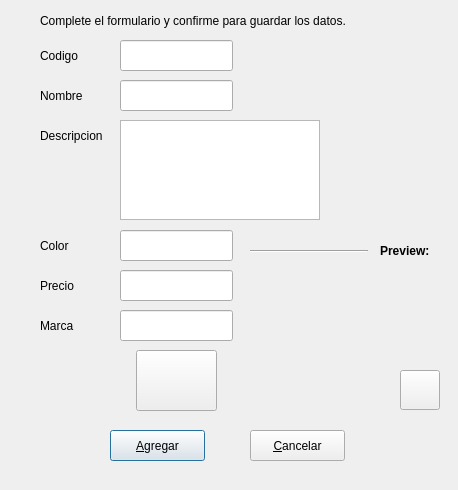
This is NuevoProducto.ui in ehuenuman/TareaI-INFO175 as Qt 5 draws it before an edit. The edited form follows.
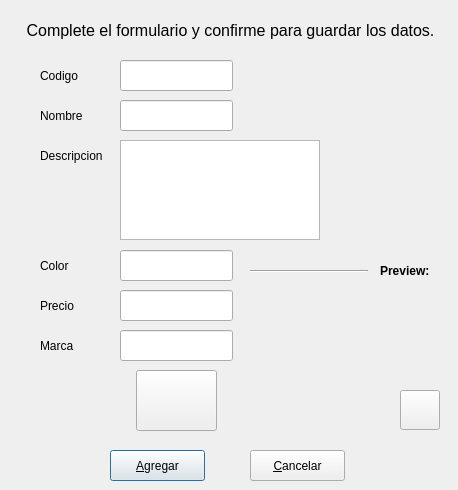
This is the edited form. Icons and pictures are not drawn.

Commit message: Mejorada la interfaz, ahora permite el seleccionar una imagen desde el computador

What changed in the file:
```diff
--- a/NuevoProducto.ui
+++ b/NuevoProducto.ui
@@ -17,7 +17,7 @@
    <property name="geometry">
     <rect>
      <x>110</x>
-     <y>430</y>
+     <y>450</y>
      <width>95</width>
      <height>31</height>
     </rect>
@@ -30,7 +30,7 @@
    <property name="geometry">
     <rect>
      <x>250</x>
-     <y>430</y>
+     <y>450</y>
      <width>95</width>
      <height>31</height>
     </rect>
@@ -43,7 +43,7 @@
    <property name="geometry">
     <rect>
      <x>40</x>
-     <y>40</y>
+     <y>60</y>
      <width>67</width>
      <height>31</height>
     </rect>
@@ -56,7 +56,7 @@
    <property name="geometry">
     <rect>
      <x>40</x>
-     <y>80</y>
+     <y>100</y>
      <width>67</width>
      <height>31</height>
     </rect>
@@ -69,7 +69,7 @@
    <property name="geometry">
     <rect>
      <x>40</x>
-     <y>120</y>
+     <y>140</y>
      <width>81</width>
      <height>31</height>
     </rect>
@@ -82,7 +82,7 @@
    <property name="geometry">
     <rect>
      <x>40</x>
-     <y>230</y>
+     <y>250</y>
      <width>67</width>
      <height>31</height>
     </rect>
@@ -95,7 +95,7 @@
    <property name="geometry">
     <rect>
      <x>40</x>
-     <y>270</y>
+     <y>290</y>
      <width>67</width>
      <height>31</height>
     </rect>
@@ -108,7 +108,7 @@
    <property name="geometry">
     <rect>
      <x>40</x>
-     <y>310</y>
+     <y>330</y>
      <width>67</width>
      <height>31</height>
     </rect>
@@ -121,7 +121,7 @@
    <property name="geometry">
     <rect>
      <x>120</x>
-     <y>40</y>
+     <y>60</y>
      <width>113</width>
      <height>31</height>
     </rect>
@@ -131,7 +131,7 @@
    <property name="geometry">
     <rect>
      <x>120</x>
-     <y>80</y>
+     <y>100</y>
      <width>113</width>
      <height>31</height>
     </rect>
@@ -141,7 +141,7 @@
    <property name="geometry">
     <rect>
      <x>120</x>
-     <y>230</y>
+     <y>250</y>
      <width>113</width>
      <height>31</height>
     </rect>
@@ -151,7 +151,7 @@
    <property name="geometry">
     <rect>
      <x>120</x>
-     <y>270</y>
+     <y>290</y>
      <width>113</width>
      <height>31</height>
     </rect>
@@ -161,7 +161,7 @@
    <property name="geometry">
     <rect>
      <x>120</x>
-     <y>310</y>
+     <y>330</y>
      <width>113</width>
      <height>31</height>
     </rect>
@@ -171,7 +171,7 @@
    <property name="geometry">
     <rect>
      <x>136</x>
-     <y>350</y>
+     <y>370</y>
      <width>81</width>
      <height>61</height>
     </rect>
@@ -197,7 +197,7 @@
    <property name="geometry">
     <rect>
      <x>250</x>
-     <y>260</y>
+     <y>280</y>
      <width>180</width>
      <height>150</height>
     </rect>
@@ -225,17 +225,23 @@
    <property name="geometry">
     <rect>
      <x>120</x>
-     <y>120</y>
+     <y>140</y>
      <width>200</width>
      <height>100</height>
     </rect>
    </property>
+   <property name="frameShape">
+    <enum>QFrame::StyledPanel</enum>
+   </property>
+   <property name="frameShadow">
+    <enum>QFrame::Sunken</enum>
+   </property>
   </widget>
   <widget class="QLabel" name="label_8">
    <property name="geometry">
     <rect>
      <x>380</x>
-     <y>240</y>
+     <y>260</y>
      <width>67</width>
      <height>21</height>
     </rect>
@@ -254,7 +260,7 @@
    <property name="geometry">
     <rect>
      <x>250</x>
-     <y>250</y>
+     <y>270</y>
      <width>118</width>
      <height>3</height>
     </rect>
@@ -267,7 +273,7 @@
    <property name="geometry">
     <rect>
      <x>400</x>
-     <y>370</y>
+     <y>390</y>
      <width>40</width>
      <height>40</height>
     </rect>
@@ -292,15 +298,24 @@
   <widget class="QLabel" name="label_7">
    <property name="geometry">
     <rect>
-     <x>40</x>
+     <x>10</x>
      <y>10</y>
-     <width>391</width>
-     <height>21</height>
+     <width>441</width>
+     <height>41</height>
     </rect>
    </property>
+   <property name="font">
+    <font>
+     <family>Cantarell</family>
+     <pointsize>12</pointsize>
+    </font>
+   </property>
    <property name="text">
     <string>Complete el formulario y confirme para guardar los datos.</string>
    </property>
+   <property name="alignment">
+    <set>Qt::AlignCenter</set>
+   </property>
   </widget>
  </widget>
  <resources/>
```
Left out of the diff: 6 changed lines with no effect on the pictures.
